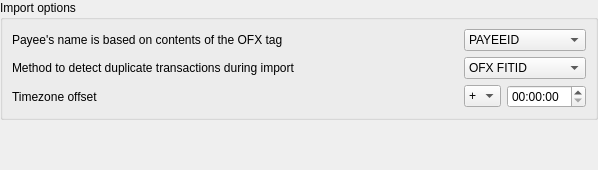
KDE/kmymoney, file kmymoney/plugins/ofx/import/importoption.ui: the form before one commit.
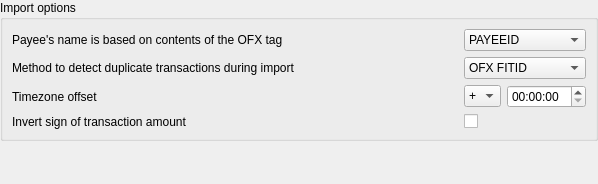
The form after the commit. Custom widgets are drawn as their Qt base class.

Commit message:
Added option to invert amounts during OFX import
FEATURE: 416279
FIXED-IN: 5.0.9

```diff
--- a/kmymoney/plugins/ofx/import/importoption.ui
+++ b/kmymoney/plugins/ofx/import/importoption.ui
@@ -7,7 +7,7 @@
     <x>0</x>
     <y>0</y>
     <width>598</width>
-    <height>170</height>
+    <height>184</height>
    </rect>
   </property>
   <layout class="QVBoxLayout" name="verticalLayout">
@@ -113,6 +113,23 @@
         </item>
        </layout>
       </item>
+      <item row="3" column="0">
+       <widget class="QLabel" name="label_3">
+        <property name="text">
+         <string>Invert sign of transaction amount</string>
+        </property>
+       </widget>
+      </item>
+      <item row="3" column="1">
+       <widget class="QCheckBox" name="m_invertAmount">
+        <property name="toolTip">
+         <string>&lt;html&gt;&lt;head/&gt;&lt;body&gt;&lt;p&gt;Check this if you need to invert the sign of imported transaction amounts, e.g. if you need to reverse charges and payments because your institution provides them inverted.&lt;/p&gt;&lt;/body&gt;&lt;/html&gt;</string>
+        </property>
+        <property name="text">
+         <string/>
+        </property>
+       </widget>
+      </item>
      </layout>
     </widget>
    </item>
```
The commit also changes 3 other files.
